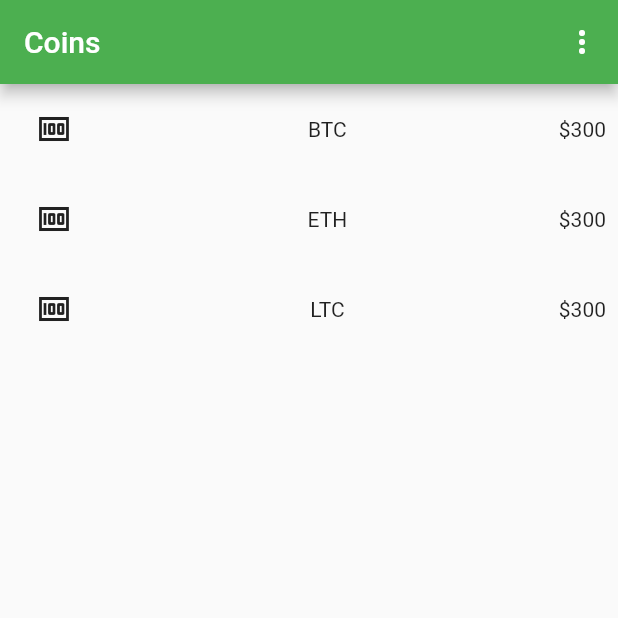
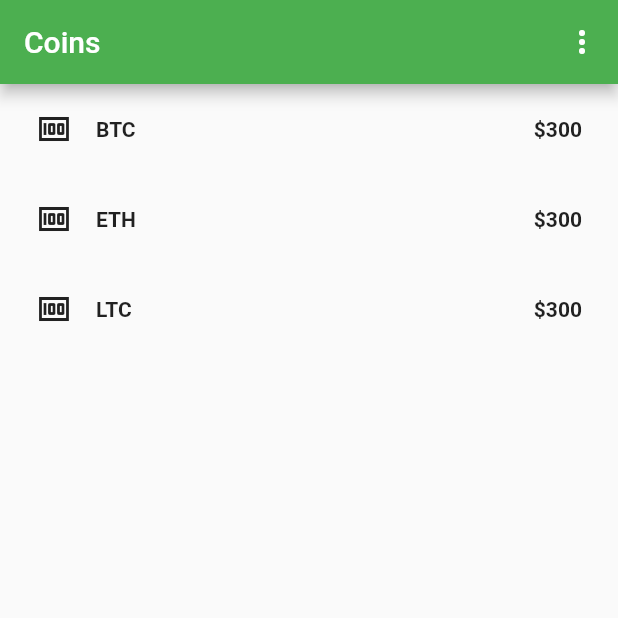
Before and after one commit to nwagu/crypto-monitor, a Flutter app: the screen it shows after launch, on a phone screen of 412 x 824 dp, the top half of it. Run offline on Flutter 3.47's test engine with Material 2 defaults, Android fonts, the phone set to English and light mode, and no system bars.

Commit message:
update settings.dart

```diff
--- a/lib/customwidgets/custom_list_tile.dart
+++ b/lib/customwidgets/custom_list_tile.dart
@@ -25,22 +25,24 @@ class CustomListTile extends StatelessWidget {
           child: Padding(
             padding: EdgeInsets.all(8.0),
             child: Row(
-              mainAxisAlignment: MainAxisAlignment.spaceBetween,
               children: <Widget>[
                 Padding(
                   padding: EdgeInsets.symmetric(horizontal: 16.0),
                   child: Icon(coinIcon),
                 ),
-                Center(
-                  child: Text(
-                    coinName,
-                    textAlign: TextAlign.center,
-                  ),
+                Expanded(
+                    child: Text(
+                      coinName,
+                      textAlign: TextAlign.left,
+                      style: TextStyle(fontWeight: FontWeight.bold),
+                    )
                 ),
-                Center(
+                Padding(
+                  padding: EdgeInsets.symmetric(horizontal: 16.0),
                   child: Text(
                     coinValue,
                     textAlign: TextAlign.center,
+                    style: TextStyle(fontWeight: FontWeight.bold),
                   ),
                 )
               ],
--- a/lib/navigator.dart
+++ b/lib/navigator.dart
@@ -10,9 +10,7 @@ class AppNavigator {
     }
     Navigator.of(context).push(MaterialPageRoute<Null>(
         builder: (BuildContext context) {
-          return Container(
-            color: Colors.red,
-          );
+          return SettingsScreen();
         }));
   }
 
--- a/lib/settings.dart
+++ b/lib/settings.dart
@@ -8,10 +8,7 @@ class SettingsScreen extends StatelessWidget {
     return Scaffold(
       appBar: AppBar(
         elevation: 1.0,
-        title: Text(
-          "Settings",
-          style: Theme.of(context).textTheme.headline4,
-        ),
+        title: Text("Settings"),
       ),
       body: Container(),
     );
```
